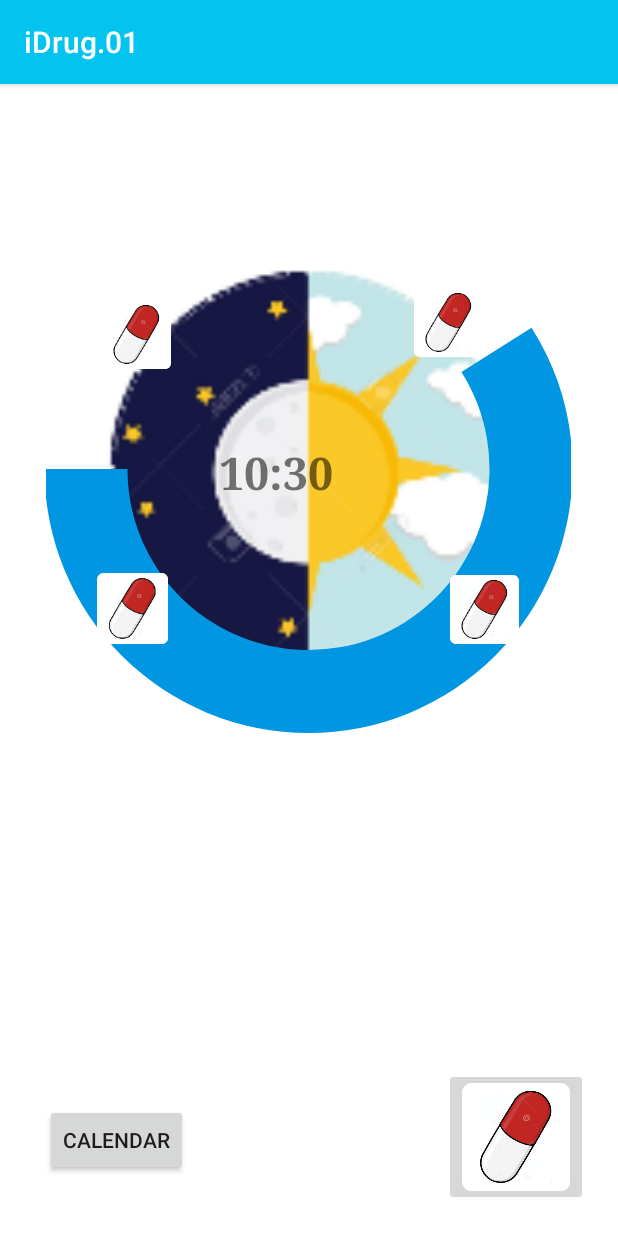
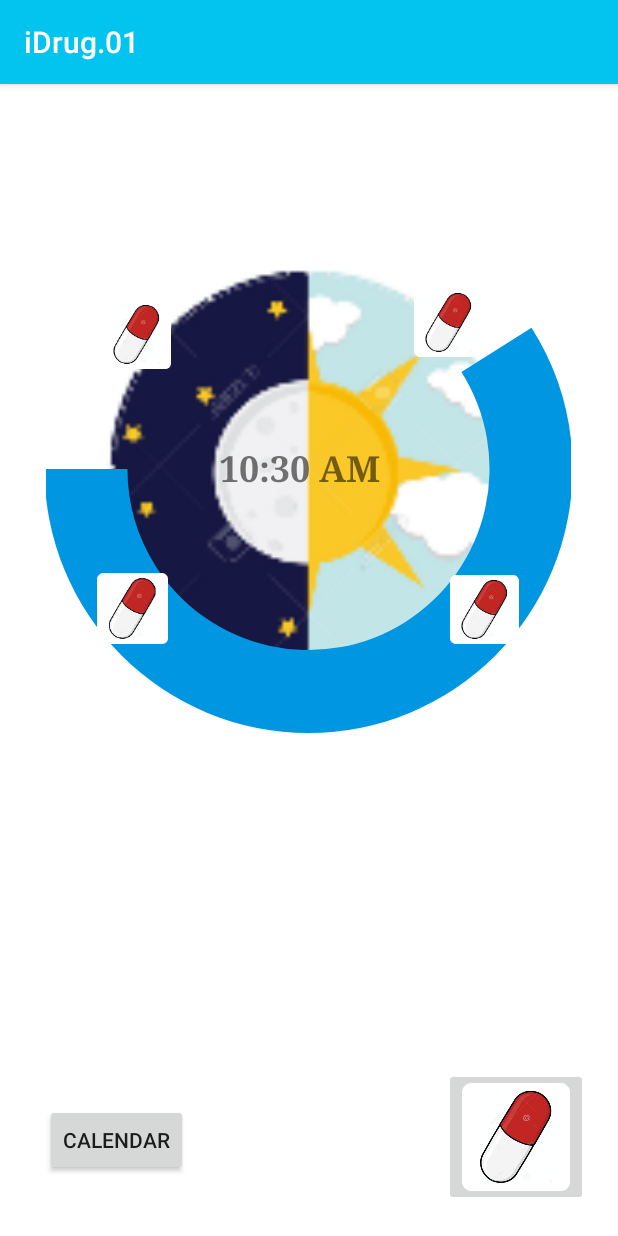
Before and after one commit to iDrug-Medtracker/iDrug-Medtracker, an Android app: the screen it shows after launch (MainActivity), on a phone screen of 412 x 824 dp. Run offline under Robolectric (Android 15) with nearby library versions, the phone set to English and light mode, and no system bars.

Commit message:
fix clock

```diff
--- a/app/src/main/java/com/example/idrug01/MainActivity.java
+++ b/app/src/main/java/com/example/idrug01/MainActivity.java
@@ -55,7 +55,7 @@ public class MainActivity extends AppCompatActivity {
                             public void run() {
                                 TextView tdate = findViewById(R.id.date);
                                 long date = System.currentTimeMillis();
-                                SimpleDateFormat sdf = new SimpleDateFormat("h:mm a");
+                                SimpleDateFormat sdf = new SimpleDateFormat("hh:mm a");
                                 String dateString = sdf.format(date);
                                 tdate.setText(dateString);
 
--- a/app/src/main/res/layout/activity_main.xml
+++ b/app/src/main/res/layout/activity_main.xml
@@ -91,9 +91,9 @@
     <TextView
         android:id="@+id/date"
         android:layout_width="120dp"
-        android:layout_height="36dp"
+        android:layout_height="35dp"
         android:text="TextView"
-        android:textSize="30sp"
+        android:textSize="24sp"
         android:textStyle="bold"
         android:typeface="serif"
         app:layout_constraintBottom_toBottomOf="@+id/circulo"
```
